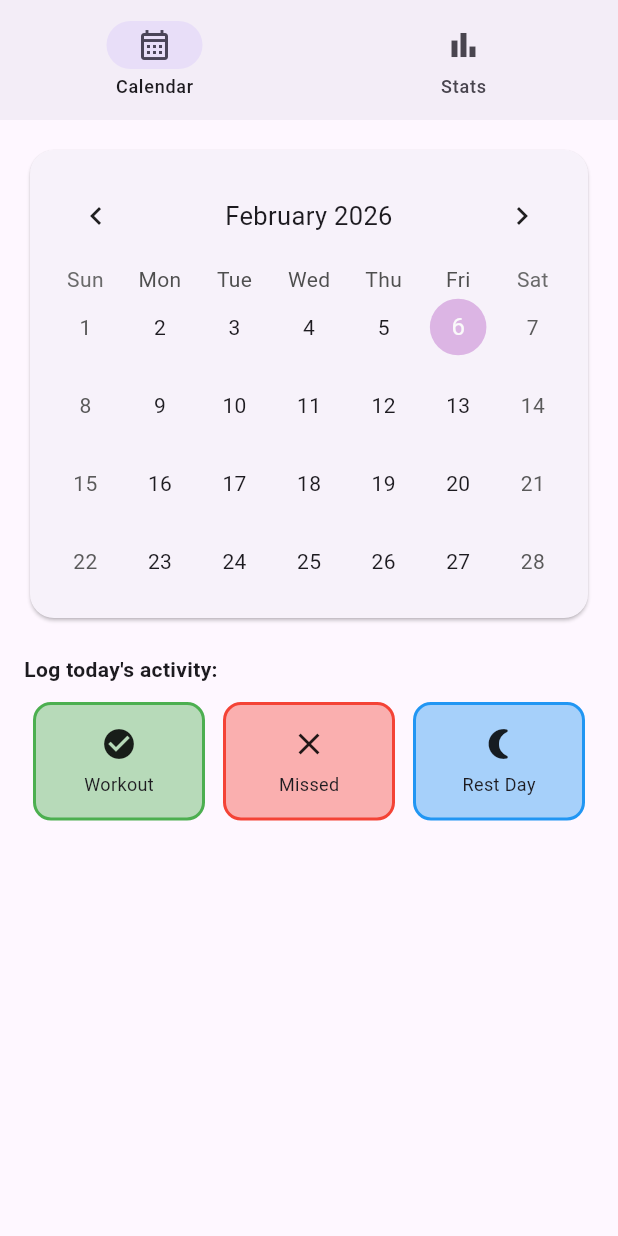
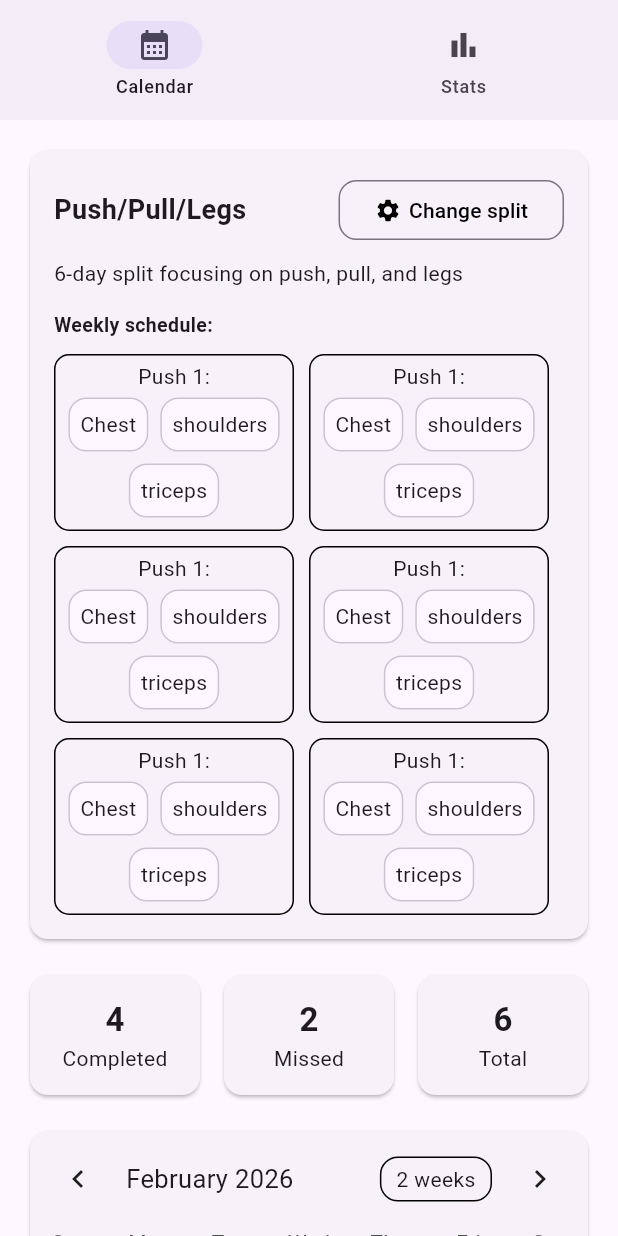
Before and after one commit to MichelJarjoura/Life-Tracker, a Flutter app: the WorkoutScreen screen opened directly, on a phone screen of 412 x 824 dp. Run offline on Flutter 3.47's test engine with Material 3 defaults, Android fonts, the phone set to English and light mode, and no system bars; drawn by our look-alikes of table_calendar; our stand-ins replace dio, fl_chart, flutter_secure_storage, get; accounts and stored records are empty.

Commit message:
building the workout UI

```diff
--- a/lib/views/calendar_tab_workout.dart
+++ /dev/null
@@ -1,23 +0,0 @@
-import 'package:flutter/material.dart';
-import 'package:liquidity_tracker/widgets/activity_buttons.dart';
-import 'package:liquidity_tracker/widgets/calendar_card.dart';
-
-enum DayStatus { workout, missed, rest }
-
-class CalendarTab extends StatelessWidget {
-  const CalendarTab({super.key});
-
-  @override
-  Widget build(BuildContext context) {
-    return SingleChildScrollView(
-      padding: const EdgeInsets.all(16),
-      child: Column(
-        children: const [
-          CalendarCard(),
-          SizedBox(height: 20),
-          ActivityButtons(),
-        ],
-      ),
-    );
-  }
-}
--- a/lib/views/main_view.dart
+++ b/lib/views/main_view.dart
@@ -5,7 +5,7 @@ import 'package:liquidity_tracker/controllers/navbar_controller.dart';
 import 'package:liquidity_tracker/routes/app_routes.dart';
 import 'package:liquidity_tracker/views/expenses_screen.dart';
 import 'package:liquidity_tracker/views/study_screen.dart';
-import 'package:liquidity_tracker/views/workout_screen.dart';
+import 'package:liquidity_tracker/views/workout/workout_screen.dart';
 
 class MainView extends StatelessWidget {
   const MainView({super.key});
--- /dev/null
+++ b/lib/views/workout/calendar_tab_workout.dart
@@ -0,0 +1,179 @@
+import 'package:flutter/material.dart';
+import 'package:table_calendar/table_calendar.dart';
+
+class CalendarTabWorkout extends StatelessWidget {
+  const CalendarTabWorkout({super.key});
+
+  @override
+  Widget build(BuildContext context) {
+    return ListView(
+      padding: const EdgeInsets.all(16),
+      children: [
+        /// Current Split
+        Card(
+          child: Padding(
+            padding: const EdgeInsets.all(16),
+            child: Column(
+              crossAxisAlignment: CrossAxisAlignment.start,
+              children: [
+                Row(
+                  children: [
+                    const Text(
+                      "Push/Pull/Legs",
+                      style: TextStyle(
+                        fontSize: 18,
+                        fontWeight: FontWeight.bold,
+                      ),
+                    ),
+                    const Spacer(),
+                    OutlinedButton(
+                      style: OutlinedButton.styleFrom(
+                        shape: RoundedRectangleBorder(
+                          borderRadius: BorderRadiusGeometry.circular(12),
+                        ),
+                      ),
+                      onPressed: () {},
+                      child: const Row(
+                        children: [
+                          Icon(Icons.settings, color: Colors.black),
+                          SizedBox(width: 5),
+                          Text(
+                            "Change split",
+                            style: TextStyle(color: Colors.black),
+                          ),
+                        ],
+                      ),
+                    ),
+                  ],
+                ),
+                const SizedBox(height: 8),
+                const Text("6-day split focusing on push, pull, and legs"),
+                const SizedBox(height: 15),
+                const Text(
+                  "Weekly schedule:",
+                  style: TextStyle(fontSize: 13, fontWeight: FontWeight.bold),
+                ),
+                const SizedBox(height: 10),
+                Wrap(
+                  alignment: WrapAlignment.spaceEvenly,
+                  spacing: 10,
+                  runSpacing: 10,
+                  direction: Axis.horizontal,
+                  children: [
+                    _ScheduleCard(),
+                    _ScheduleCard(),
+                    _ScheduleCard(),
+                    _ScheduleCard(),
+                    _ScheduleCard(),
+                    _ScheduleCard(),
+                  ],
+                ),
+              ],
+            ),
+          ),
+        ),
+
+        const SizedBox(height: 16),
+
+        /// Stats row
+        Row(
+          children: const [
+            Expanded(child: _StatCard("4", "Completed")),
+            SizedBox(width: 8),
+            Expanded(child: _StatCard("2", "Missed")),
+            SizedBox(width: 8),
+            Expanded(child: _StatCard("6", "Total")),
+          ],
+        ),
+
+        const SizedBox(height: 16),
+
+        /// Calendar placeholder
+        Card(
+          child: Container(
+            alignment: Alignment.center,
+            child: TableCalendar(
+              focusedDay: DateTime.now(),
+              firstDay: DateTime(2022),
+              lastDay: DateTime(2028),
+            ),
+          ),
+        ),
+      ],
+    );
+  }
+}
+
+class _StatCard extends StatelessWidget {
+  final String number;
+  final String label;
+
+  const _StatCard(this.number, this.label);
+
+  @override
+  Widget build(BuildContext context) {
+    return Card(
+      child: SizedBox(
+        height: 80,
+        child: Column(
+          mainAxisAlignment: MainAxisAlignment.center,
+          children: [
+            Text(
+              number,
+              style: const TextStyle(fontSize: 22, fontWeight: FontWeight.bold),
+            ),
+            Text(label),
+          ],
+        ),
+      ),
+    );
+  }
+}
+
+class _ScheduleCard extends StatelessWidget {
+  @override
+  Widget build(BuildContext context) {
+    return Container(
+      decoration: BoxDecoration(
+        border: Border.all(color: Colors.black),
+        borderRadius: BorderRadius.circular(10),
+      ),
+      child: Card(
+        elevation: 0,
+        child: SizedBox(
+          width: 150,
+          child: Column(
+            mainAxisAlignment: MainAxisAlignment.center,
+            children: [
+              Text("Push 1:"),
+              Wrap(
+                alignment: WrapAlignment.center,
+                children: [
+                  Card.outlined(
+                    child: Padding(
+                      padding: const EdgeInsets.all(8.0),
+                      child: Text("Chest"),
+                    ),
+                  ),
+
+                  Card.outlined(
+                    child: Padding(
+                      padding: const EdgeInsets.all(8.0),
+                      child: Text("shoulders"),
+                    ),
+                  ),
+                  Card.outlined(
+                    child: Padding(
+                      padding: const EdgeInsets.all(8.0),
+                      child: Text("triceps"),
+                    ),
+                  ),
+                ],
+              ),
+            ],
+          ),
+        ),
+      ),
+    );
+  }
+}
--- /dev/null
+++ b/lib/views/workout/workout_screen.dart
@@ -0,0 +1,52 @@
+import 'package:get/get.dart';
+import 'package:flutter/material.dart';
+import 'package:liquidity_tracker/controllers/workout_controller.dart';
+import 'package:liquidity_tracker/views/workout/calendar_tab_workout.dart';
+import 'package:liquidity_tracker/views/workout/stats_tab_workout.dart';
+
+class WorkoutScreen extends StatelessWidget {
+  const WorkoutScreen({super.key});
+
+  @override
+  Widget build(BuildContext context) {
+    final controller = Get.find<WorkoutController>();
+
+    return Scaffold(
+      body: SafeArea(
+        child: Column(
+          children: [
+            /// TOP Navigation Bar
+            Obx(
+              () => NavigationBar(
+                selectedIndex: controller.selectedTabIndex.value,
+                onDestinationSelected: controller.toggleTab,
+                destinations: const [
+                  NavigationDestination(
+                    icon: Icon(Icons.calendar_month_outlined),
+                    selectedIcon: Icon(Icons.calendar_month),
+                    label: "Calendar",
+                  ),
+                  NavigationDestination(
+                    icon: Icon(Icons.bar_chart_outlined),
+                    selectedIcon: Icon(Icons.bar_chart),
+                    label: "Stats",
+                  ),
+                ],
+              ),
+            ),
+
+            /// TAB CONTENT
+            Expanded(
+              child: Obx(
+                () => IndexedStack(
+                  index: controller.selectedTabIndex.value,
+                  children: const [CalendarTabWorkout(), StatsTab()],
+                ),
+              ),
+            ),
+          ],
+        ),
+      ),
+    );
+  }
+}
--- a/lib/views/workout_screen.dart
+++ /dev/null
@@ -1,42 +0,0 @@
-import 'package:get/get.dart';
-import 'package:flutter/material.dart';
-import 'package:liquidity_tracker/controllers/workout_controller.dart';
-import 'package:liquidity_tracker/views/calendar_tab_workout.dart';
-import 'package:liquidity_tracker/views/stats_tab_workout.dart';
-
-class WorkoutScreen extends StatelessWidget {
-  const WorkoutScreen({super.key});
-
-  @override
-  Widget build(BuildContext context) {
-    final controller = Get.find<WorkoutController>();
-    return SingleChildScrollView(
-      child: Obx(
-        () => Column(
-          children: [
-            NavigationBar(
-              onDestinationSelected: (index) => controller.toggleTab(index),
-              destinations: [
-                NavigationDestination(
-                  icon: Icon(Icons.calendar_month),
-                  selectedIcon: Icon(Icons.calendar_month_outlined),
-                  label: "Calendar",
-                ),
-                NavigationDestination(
-                  icon: Icon(Icons.bar_chart),
-                  selectedIcon: Icon(Icons.bar_chart_outlined),
-                  label: "Stats",
-                ),
-              ],
-              selectedIndex: controller.selectedTabIndex.value,
-            ),
-            IndexedStack(
-              index: controller.selectedTabIndex.value,
-              children: [CalendarTab(), StatsTab()],
-            ),
-          ],
-        ),
-      ),
-    );
-  }
-}
```
Also changed, not shown: lib/views/workout/stats_tab_workout.dart (renamed from lib/views/stats_tab_workout.dart).
